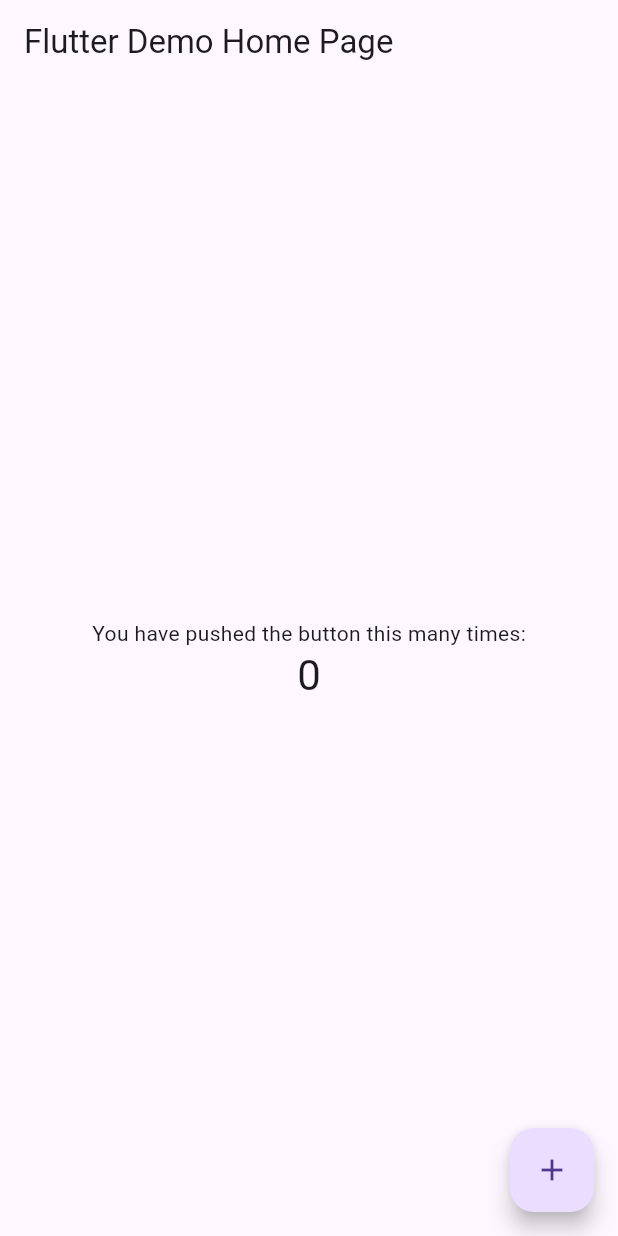
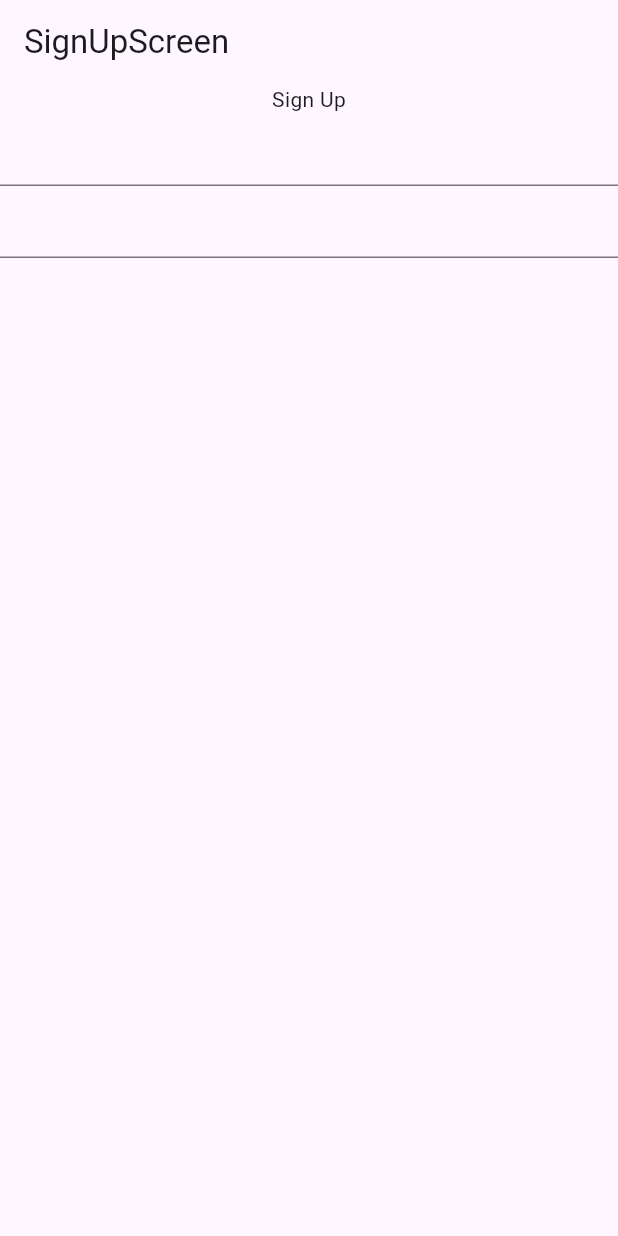
Before and after one commit to Eldar2021/flutter_fire_3, a Flutter app: the screen it shows after launch, on a phone screen of 412 x 824 dp. Run offline on Flutter 3.47's test engine with Material 2 defaults, Android fonts, the phone set to English and light mode, and no system bars; our stand-ins replace equatable, firebase_core, flutter_bloc; accounts and stored records are empty.

Commit message:
create folder structure

```diff
--- a/lib/main.dart
+++ b/lib/main.dart
@@ -1,6 +1,7 @@
 import 'package:flutter/material.dart';
 import 'package:firebase_core/firebase_core.dart';
 import 'firebase_options.dart';
+import 'src/src.dart';
 
 Future<void> main() async {
   WidgetsFlutterBinding.ensureInitialized();
@@ -9,114 +10,3 @@
   );
   runApp(const MyApp());
 }
-
-class MyApp extends StatelessWidget {
-  const MyApp({Key? key}) : super(key: key);
-
-  // This widget is the root of your application.
-  @override
-  Widget build(BuildContext context) {
-    return MaterialApp(
-      title: 'Flutter Demo',
-      theme: ThemeData(
-        // This is the theme of your application.
-        //
-        // Try running your application with "flutter run". You'll see the
-        // application has a blue toolbar. Then, without quitting the app, try
-        // changing the primarySwatch below to Colors.green and then invoke
-        // "hot reload" (press "r" in the console where you ran "flutter run",
-        // or simply save your changes to "hot reload" in a Flutter IDE).
-        // Notice that the counter didn't reset back to zero; the application
-        // is not restarted.
-        useMaterial3: true,
-        primarySwatch: Colors.blue,
-      ),
-      home: const MyHomePage(title: 'Flutter Demo Home Page'),
-    );
-  }
-}
-
-class MyHomePage extends StatefulWidget {
-  const MyHomePage({Key? key, required this.title}) : super(key: key);
-
-  // This widget is the home page of your application. It is stateful, meaning
-  // that it has a State object (defined below) that contains fields that affect
-  // how it looks.
-
-  // This class is the configuration for the state. It holds the values (in this
-  // case the title) provided by the parent (in this case the App widget) and
-  // used by the build method of the State. Fields in a Widget subclass are
-  // always marked "final".
-
-  final String title;
-
-  @override
-  State<MyHomePage> createState() => _MyHomePageState();
-}
-
-class _MyHomePageState extends State<MyHomePage> {
-  int _counter = 0;
-
-  void _incrementCounter() {
-    setState(() {
-      // This call to setState tells the Flutter framework that something has
-      // changed in this State, which causes it to rerun the build method below
-      // so that the display can reflect the updated values. If we changed
-      // _counter without calling setState(), then the build method would not be
-      // called again, and so nothing would appear to happen.
-      _counter++;
-    });
-  }
-
-  @override
-  Widget build(BuildContext context) {
-    // This method is rerun every time setState is called, for instance as done
-    // by the _incrementCounter method above.
-    //
-    // The Flutter framework has been optimized to make rerunning build methods
-    // fast, so that you can just rebuild anything that needs updating rather
-    // than having to individually change instances of widgets.
-    return Scaffold(
-      appBar: AppBar(
-        // Here we take the value from the MyHomePage object that was created by
-        // the App.build method, and use it to set our appbar title.
-        title: Text(widget.title),
-      ),
-      body: Center(
-        // Center is a layout widget. It takes a single child and positions it
-        // in the middle of the parent.
-        child: Column(
-          // Column is also a layout widget. It takes a list of children and
-          // arranges them vertically. By default, it sizes itself to fit its
-          // children horizontally, and tries to be as tall as its parent.
-          //
-          // Invoke "debug painting" (press "p" in the console, choose the
-          // "Toggle Debug Paint" action from the Flutter Inspector in Android
-          // Studio, or the "Toggle Debug Paint" command in Visual Studio Code)
-          // to see the wireframe for each widget.
-          //
-          // Column has various properties to control how it sizes itself and
-          // how it positions its children. Here we use mainAxisAlignment to
-          // center the children vertically; the main axis here is the vertical
-          // axis because Columns are vertical (the cross axis would be
-          // horizontal).
-          mainAxisAlignment: MainAxisAlignment.center,
-          children: <Widget>[
-            const Text(
-              'You have pushed the button this many times:',
-            ),
-            Text(
-              '$_counter',
-              style: Theme.of(context).textTheme.headline4,
-            ),
-          ],
-        ),
-      ),
-      floatingActionButton: FloatingActionButton(
-        onPressed: _incrementCounter,
-        tooltip: 'Increment',
-        child: const Icon(Icons.add),
-      ), // This trailing comma makes auto-formatting nicer for build methods.
-    );
-  }
-}
--- /dev/null
+++ b/lib/src/app/app.dart
@@ -0,0 +1,19 @@
+import 'package:flutter/material.dart';
+
+import '../module/module.dart';
+
+class MyApp extends StatelessWidget {
+  const MyApp({Key? key}) : super(key: key);
+
+  @override
+  Widget build(BuildContext context) {
+    return MaterialApp(
+      title: 'Flutter Demo',
+      theme: ThemeData(
+        useMaterial3: true,
+        primarySwatch: Colors.deepOrange,
+      ),
+      home: const SignUpPage(),
+    );
+  }
+}
--- /dev/null
+++ b/lib/src/module/module.dart
@@ -0,0 +1,2 @@
+export 'sign_in/sign_in.dart';
+export 'sign_up/sign_up.dart';
--- /dev/null
+++ b/lib/src/module/sign_up/page/logic/sign_up_cubit.dart
@@ -0,0 +1,8 @@
+import 'package:equatable/equatable.dart';
+import 'package:flutter_bloc/flutter_bloc.dart';
+
+part 'sign_up_state.dart';
+
+class SignUpCubit extends Cubit<SignUpState> {
+  SignUpCubit() : super(SignUpInitial());
+}
--- /dev/null
+++ b/lib/src/module/sign_up/page/logic/sign_up_state.dart
@@ -0,0 +1,18 @@
+part of 'sign_up_cubit.dart';
+
+abstract class SignUpState extends Equatable {}
+
+class SignUpInitial extends SignUpState {
+  @override
+  List<Object?> get props => [];
+}
+
+class SignUpSuccess extends SignUpState {
+  @override
+  List<Object?> get props => [];
+}
+
+class SignUpError extends SignUpState {
+  @override
+  List<Object?> get props => [];
+}
--- /dev/null
+++ b/lib/src/module/sign_up/page/page.dart
@@ -0,0 +1,3 @@
+export 'logic/sign_up_cubit.dart';
+export 'view/sign_up_page.dart';
+export 'view/sign_up_screen.dart';
--- /dev/null
+++ b/lib/src/module/sign_up/page/view/sign_up_page.dart
@@ -0,0 +1,17 @@
+import 'package:flutter/material.dart';
+import 'package:flutter_bloc/flutter_bloc.dart';
+
+import '../logic/sign_up_cubit.dart';
+import 'sign_up_screen.dart';
+
+class SignUpPage extends StatelessWidget {
+  const SignUpPage({Key? key}) : super(key: key);
+
+  @override
+  Widget build(BuildContext context) {
+    return BlocProvider(
+      create: (context) => SignUpCubit(),
+      child: SignUpScreen(),
+    );
+  }
+}
--- /dev/null
+++ b/lib/src/module/sign_up/page/view/sign_up_screen.dart
@@ -0,0 +1,26 @@
+import 'package:flutter/material.dart';
+
+class SignUpScreen extends StatelessWidget {
+  SignUpScreen({Key? key}) : super(key: key);
+
+  final _email = TextEditingController();
+  final _password = TextEditingController();
+
+  @override
+  Widget build(BuildContext context) {
+    return Scaffold(
+      appBar: AppBar(
+        title: const Text('SignUpScreen'),
+      ),
+      body: Form(
+        child: Column(
+          children: [
+            const Text('Sign Up'),
+            TextFormField(controller: _email),
+            TextFormField(controller: _password),
+          ],
+        ),
+      ),
+    );
+  }
+}
--- /dev/null
+++ b/lib/src/module/sign_up/sign_up.dart
@@ -0,0 +1,3 @@
+export 'data/data.dart';
+export 'domain/domain.dart';
+export 'page/page.dart';
--- /dev/null
+++ b/lib/src/src.dart
@@ -0,0 +1,5 @@
+export 'app/app.dart';
+export 'constant/constant.dart';
+export 'core/core.dart';
+export 'module/module.dart';
+export 'util/util.dart';
--- a/pubspec.yaml
+++ b/pubspec.yaml
@@ -36,6 +36,8 @@
   cupertino_icons: ^1.0.2
   firebase_core: ^1.17.0
   firebase_auth: ^3.3.18
+  flutter_bloc: ^8.0.1
+  equatable: ^2.0.3
 
 dev_dependencies:
   flutter_test:
```
Also changed, not shown: lib/src/constant/constant.dart (added), lib/src/core/core.dart (added), lib/src/module/sign_in/sign_in.dart (added), lib/src/module/sign_up/data/data.dart (added), lib/src/module/sign_up/domain/domain.dart (added), lib/src/util/util.dart (added), pubspec.lock, 1 other file.
